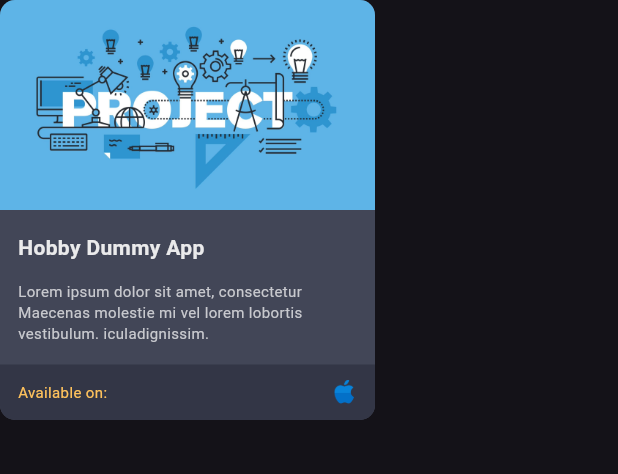
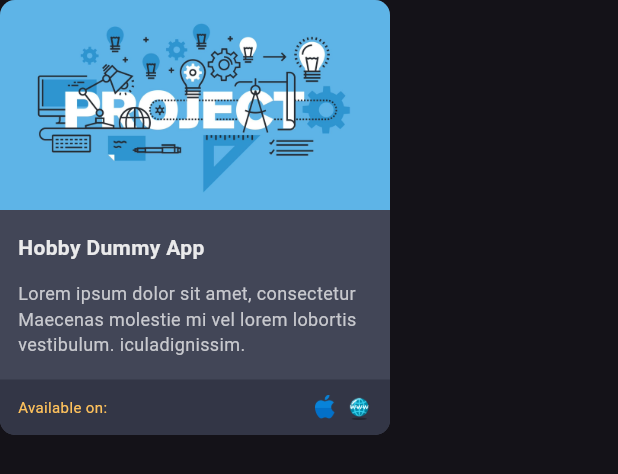
Before and after one commit to khsujon/my_protfolio, a Flutter app: what projectCardWidget() shows on an empty page, opened directly with sample values from the repository, on a phone screen of 412 x 824 dp. Shown: the top 474 px of the screen. Run offline on Flutter 3.47's test engine with Material 3 defaults, Android fonts, the phone set to English and light mode, and no system bars.

Commit message:
all the card have been added from utils files

```diff
--- a/lib/utils/project_utils.dart
+++ b/lib/utils/project_utils.dart
@@ -24,6 +24,7 @@ List<ProjectUtils> hobbyProjectUtils = [
     subtitle:
         'Lorem ipsum dolor sit amet, consectetur Maecenas molestie mi vel lorem lobortis vestibulum. iculadignissim.',
     androidLink: 'http://www.sample.info/friend#downtown',
+    webLink: 'http://www.sample.info/friend#downtown',
   ),
   ProjectUtils(
     image: 'assets/projects/project2.png',
@@ -31,6 +32,7 @@ List<ProjectUtils> hobbyProjectUtils = [
     subtitle:
         'Lorem ipsum dolor sit amet, consectetur Maecenas molestie mi vel lorem lobortis vestibulum. iculadignissim.',
     iosLink: 'http://www.sample.info/friend#downtown',
+    androidLink: 'http://www.sample.info/friend#downtown',
   ),
   ProjectUtils(
     image: 'assets/projects/project3.png',
@@ -38,6 +40,8 @@ List<ProjectUtils> hobbyProjectUtils = [
     subtitle:
         'Lorem ipsum dolor sit amet, consectetur Maecenas molestie mi vel lorem lobortis vestibulum. iculadignissim.',
     androidLink: 'http://www.sample.info/friend#downtown',
+    iosLink: 'http://www.sample.info/friend#downtown',
+    webLink: 'http://www.sample.info/friend#downtown',
   ),
 ];
 
--- a/lib/widgets/project_card.dart
+++ b/lib/widgets/project_card.dart
@@ -17,8 +17,8 @@ class projectCardWidget extends StatelessWidget {
   Widget build(BuildContext context) {
     return Container(
       clipBehavior: Clip.antiAlias,
-      height: 280.0,
-      width: 250.0,
+      height: 290.0,
+      width: 260.0,
       decoration: BoxDecoration(
           borderRadius: BorderRadius.circular(10), color: CustomColor.bgLight2),
       child: Column(
@@ -29,7 +29,7 @@ class projectCardWidget extends StatelessWidget {
           Image.asset(
             project.image,
             height: 140,
-            width: 250,
+            width: 260,
             fit: BoxFit.cover,
           ),
           //title
@@ -47,7 +47,7 @@ class projectCardWidget extends StatelessWidget {
             child: Text(
               project.subtitle,
               style: const TextStyle(
-                  fontSize: 10, color: CustomColor.whiteSecondary),
+                  fontSize: 12, color: CustomColor.whiteSecondary),
             ),
           ),
           const Spacer(),
```
Also changed, not shown: lib/pages/home_page.dart (+6 -23 lines), lib/widgets/project_section.dart (added, +83 -0 lines).
